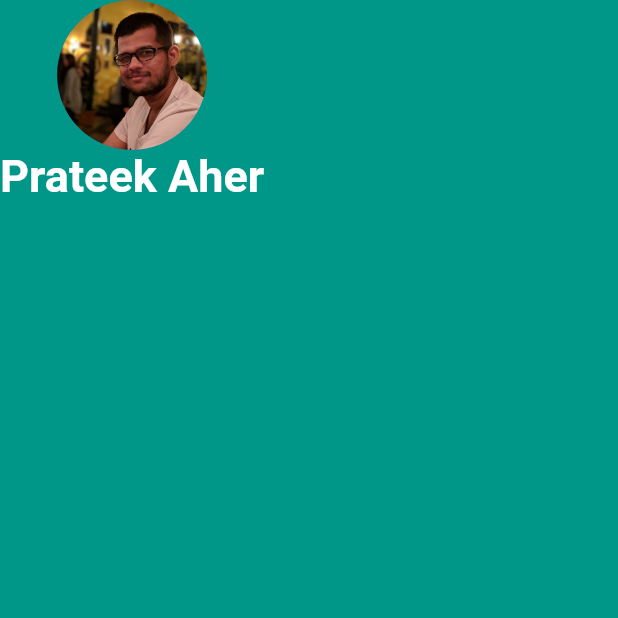
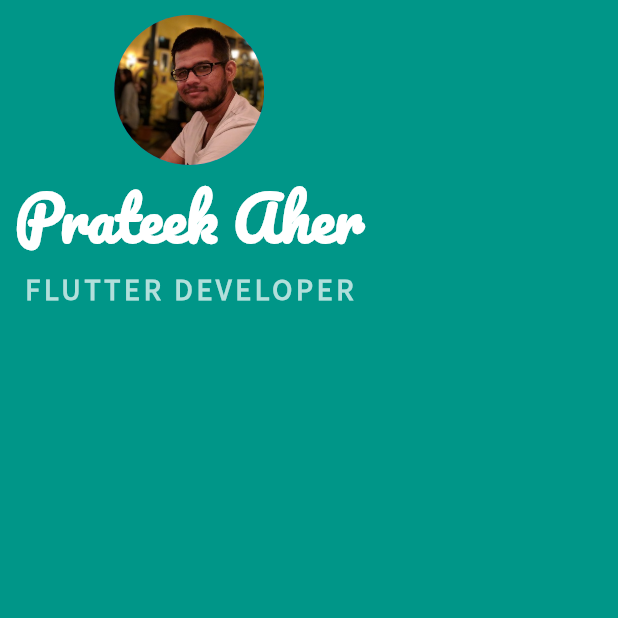
Before and after one commit to prateek-aher/LondonAppBrewery-FlutterCourse, a Flutter app: the screen it shows after launch, on a phone screen of 412 x 824 dp, the top half of it. Run offline on Flutter 3.47's test engine with Material 2 defaults, Android fonts, the phone set to English and light mode, and no system bars.

Commit message:
Texts with Pacifico and SourceSansPro fonts added

```diff
--- a/micard_challenge/lib/main.dart
+++ b/micard_challenge/lib/main.dart
@@ -11,6 +11,8 @@
       home: Scaffold(
         backgroundColor: Colors.teal,
         body: SafeArea(
+          child: Padding(
+            padding: const EdgeInsets.all(10.0),
             child: Column(
               children: <Widget>[
                 CircleAvatar(
@@ -21,8 +23,19 @@
                 Text(
                   'Prateek Aher',
                   style: TextStyle(
-                  fontSize: 30,
+                    fontSize: 40,
                     color: Colors.white,
+                    fontWeight: FontWeight.bold,
+                    fontFamily: 'Pacifico',
+                  ),
+                ),
+                Text(
+                  'FLUTTER DEVELOPER',
+                  style: TextStyle(
+                    fontFamily: 'SourceSansPro',
+                    color: Colors.teal.shade100,
+                    fontSize: 20,
+                    letterSpacing: 2.5,
                     fontWeight: FontWeight.bold,
                   ),
                 ),
@@ -30,6 +43,7 @@
             ),
           ),
         ),
+      ),
     );
   }
 }
```
Also changed, not shown: micard_challenge/pubspec.yaml (+7 -4 lines), micard_challenge/fonts/Pacifico-Regular.ttf (added), micard_challenge/fonts/SourceSansPro-Regular.ttf (added). Lines whose indentation alone changed are shown as unchanged.
